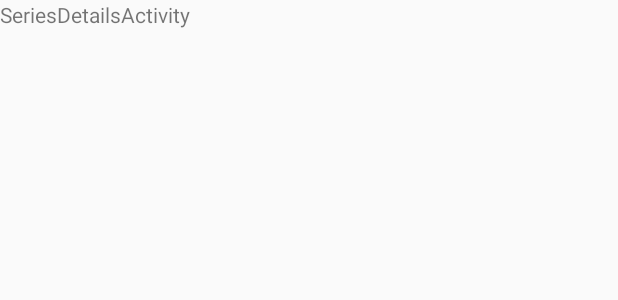
After one commit to DarthSide15/Marvelissimo, an Android app: the layout activity_series_details.xml on its own in the app's theme, with its tools: preview values and no code run, on a phone screen of 412 x 824 dp. The commit adds this screen. Shown: the top 300 px of the screen. Run offline under Robolectric (Android 15) with nearby library versions, the phone set to English and light mode, and no system bars.

Commit message:
passing spi data to series details activity

```diff
--- a/app/src/main/AndroidManifest.xml
+++ b/app/src/main/AndroidManifest.xml
@@ -1,7 +1,8 @@
 <?xml version="1.0" encoding="utf-8"?>
 <manifest xmlns:android="http://schemas.android.com/apk/res/android"
           package="com.darthside.marvelissimo">
-    <uses-permission android:name="android.permission.INTERNET"></uses-permission>
+
+    <uses-permission android:name="android.permission.INTERNET"/>
 
     <application
             android:allowBackup="true"
@@ -10,6 +11,8 @@
             android:roundIcon="@mipmap/ic_launcher_round"
             android:supportsRtl="true"
             android:theme="@style/AppTheme">
+        <activity android:name=".main_files.SeriesDetailsActivity">
+        </activity>
         <activity
                 android:name=".main_files.MainActivity"
                 android:label="@string/app_name"
--- a/app/src/main/java/com/darthside/marvelissimo/fragments/CharactersFragment.kt
+++ b/app/src/main/java/com/darthside/marvelissimo/fragments/CharactersFragment.kt
@@ -51,17 +51,19 @@ class CharactersFragment : Fragment() {
     private fun getAllCharacters() {
         apiCaller.getAllCharactersCall {
 
+            val ids = arrayListOf<Int>()
             val characterNames = arrayListOf<String>()
             val imageUrls = arrayListOf<String>()
 
             for (c in it) {
                 println(c.name)
+                ids.add(c.id)
                 characterNames.add(c.name)
                 imageUrls.add(c.thumbnail.path + "/standard_medium." + c.thumbnail.extension)
             }
 
             val recyclerView = view?.findViewById<RecyclerView>(R.id.recycler_view)
-            val adapter = RecyclerViewAdapter(characterNames, imageUrls, this.requireContext())
+            val adapter = RecyclerViewAdapter(ids, characterNames, imageUrls, this.requireContext(), false)
 
             activity?.runOnUiThread {
                 recyclerView?.adapter = adapter
--- a/app/src/main/java/com/darthside/marvelissimo/fragments/SeriesFragment.kt
+++ b/app/src/main/java/com/darthside/marvelissimo/fragments/SeriesFragment.kt
@@ -50,17 +50,19 @@ class SeriesFragment : Fragment() {
     private fun getAllSeries() {
         apiCaller.getAllSeriesCall {
 
+            val ids = arrayListOf<Int>()
             val titles = arrayListOf<String>()
             val imageUrls = arrayListOf<String>()
 
             for (s in it) {
                 println(s.title)
+                ids.add(s.id)
                 titles.add(s.title)
                 imageUrls.add(s.thumbnail.path + "/standard_medium." + s.thumbnail.extension)
             }
 
             val recyclerView = view?.findViewById<RecyclerView>(R.id.recycler_view)
-            val adapter = RecyclerViewAdapter(titles, imageUrls, this.requireContext())
+            val adapter = RecyclerViewAdapter(ids, titles, imageUrls, this.requireContext(), true)
 
             activity?.runOnUiThread {
                 recyclerView?.adapter = adapter
--- /dev/null
+++ b/app/src/main/res/layout/activity_series_details.xml
@@ -0,0 +1,18 @@
+<?xml version="1.0" encoding="utf-8"?>
+<android.support.constraint.ConstraintLayout
+        xmlns:android="http://schemas.android.com/apk/res/android"
+        xmlns:tools="http://schemas.android.com/tools"
+        xmlns:app="http://schemas.android.com/apk/res-auto"
+        android:layout_width="match_parent"
+        android:layout_height="match_parent"
+        tools:context=".main_files.SeriesDetailsActivity"
+        android:id="@+id/constraint_layout">
+
+    <TextView
+            android:text="SeriesDetailsActivity"
+            android:layout_width="189dp"
+            android:layout_height="94dp"
+            tools:layout_editor_absoluteY="235dp"
+            tools:layout_editor_absoluteX="128dp"
+            android:id="@+id/text_000"/>
+</android.support.constraint.ConstraintLayout>
```
Also changed, not shown: app/src/main/java/com/darthside/marvelissimo/main_files/RecyclerViewAdapter.kt (+7 -2 lines), app/src/main/java/com/darthside/marvelissimo/main_files/SeriesDetailsActivity.kt (added, +33 -0 lines).
